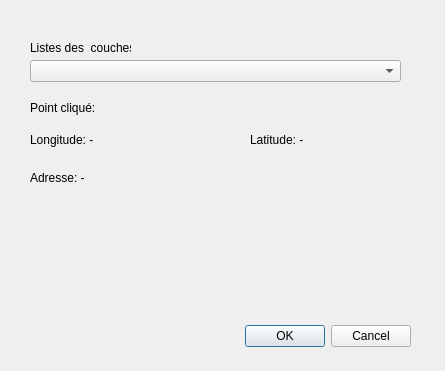
The window that spatial_query_tool_dialog_base.ui (lin0qlin/Qplugin_SpatialQueryTool) describes before a commit, drawn with Qt 5.
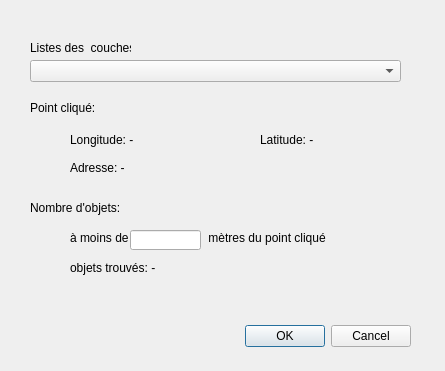
The same window after the commit.

Commit message: User Story n°4: Count objects within X meters of clicked point

The edit to the form file:
```diff
--- a/spatial_query_tool_dialog_base.ui
+++ b/spatial_query_tool_dialog_base.ui
@@ -42,9 +42,9 @@
   <widget class="QLabel" name="label_longitude">
    <property name="geometry">
     <rect>
-     <x>30</x>
+     <x>70</x>
      <y>130</y>
-     <width>161</width>
+     <width>111</width>
      <height>20</height>
     </rect>
    </property>
@@ -55,9 +55,9 @@
   <widget class="QLabel" name="label_latitude">
    <property name="geometry">
     <rect>
-     <x>250</x>
+     <x>260</x>
      <y>130</y>
-     <width>131</width>
+     <width>101</width>
      <height>20</height>
     </rect>
    </property>
@@ -94,9 +94,9 @@
   <widget class="QLabel" name="label_address">
    <property name="geometry">
     <rect>
-     <x>30</x>
-     <y>170</y>
-     <width>361</width>
+     <x>70</x>
+     <y>160</y>
+     <width>311</width>
      <height>16</height>
     </rect>
    </property>
@@ -104,6 +104,58 @@
     <string>Adresse: -</string>
    </property>
   </widget>
+  <widget class="QLabel" name="label_3">
+   <property name="geometry">
+    <rect>
+     <x>30</x>
+     <y>200</y>
+     <width>91</width>
+     <height>16</height>
+    </rect>
+   </property>
+   <property name="text">
+    <string>Nombre d'objets:</string>
+   </property>
+  </widget>
+  <widget class="QLabel" name="label_4">
+   <property name="geometry">
+    <rect>
+     <x>70</x>
+     <y>230</y>
+     <width>331</width>
+     <height>16</height>
+    </rect>
+   </property>
+   <property name="text">
+    <string>à moins de  ----------          mètres du point cliqué</string>
+   </property>
+  </widget>
+  <widget class="QLineEdit" name="lineEdit_distance">
+   <property name="geometry">
+    <rect>
+     <x>130</x>
+     <y>230</y>
+     <width>71</width>
+     <height>20</height>
+    </rect>
+   </property>
+   <property name="text">
+    <string/>
+   </property>
+  </widget>
+  <widget class="QLabel" name="label_objets">
+   <property name="geometry">
+    <rect>
+     <x>70</x>
+     <y>260</y>
+     <width>281</width>
+     <height>16</height>
+    </rect>
+   </property>
+   <property name="text">
+    <string>objets trouvés: -</string>
+   </property>
+  </widget>
  </widget>
  <resources/>
  <connections>
```
The commit also changes 1 other file.
